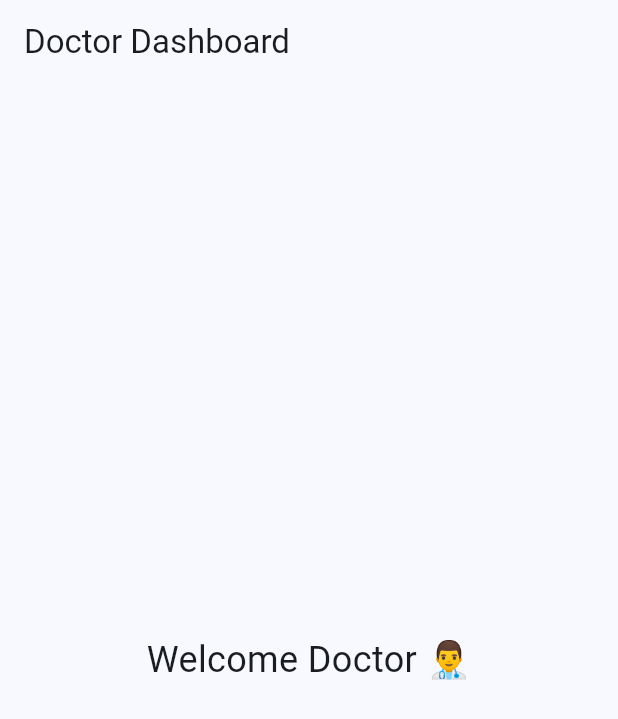
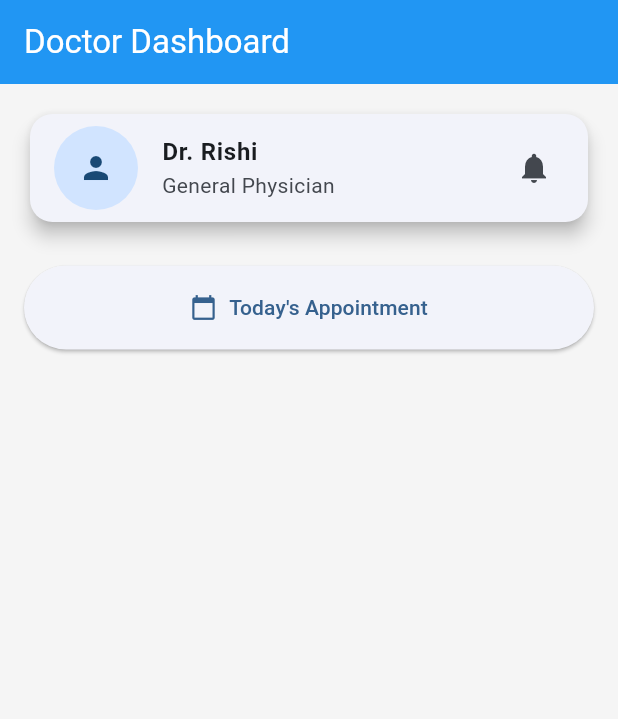
Before and after one commit to Rishab-Dani/DoctorTelehealthApp, a Flutter app: the DashboardScreen screen opened directly, on a phone screen of 412 x 824 dp. Shown: the top 719 px of the screen. Run offline on Flutter 3.47's test engine with Material 3 defaults, Android fonts, the phone set to English and light mode, and no system bars.

Commit message:
created Doctor dashboard and Patient Appointment Card with simple UI

```diff
--- a/lib/screens/dashboard/ dashboard_screen.dart
+++ /dev/null
@@ -1,20 +0,0 @@
-import 'package:flutter/material.dart';
-
-class DashboardScreen extends StatelessWidget {
-  const DashboardScreen({super.key});
-
-  @override
-  Widget build(BuildContext context) {
-    return Scaffold(
-      appBar: AppBar(
-        title: const Text("Doctor Dashboard"),
-      ),
-      body: const Center(
-        child: Text(
-          "Welcome Doctor 👨‍⚕️",
-          style: TextStyle(fontSize: 24),
-        ),
-      ),
-    );
-  }
-}
--- /dev/null
+++ b/lib/screens/dashboard/dashboard_screen.dart
@@ -0,0 +1,86 @@
+import 'package:flutter/material.dart';
+import '../appointment/appointment_screen.dart';
+
+class DashboardScreen extends StatelessWidget {
+  const DashboardScreen({super.key});
+
+  @override
+  Widget build(BuildContext context) {
+    return Scaffold(
+      backgroundColor: Colors.grey.shade100,
+
+      appBar: AppBar(
+        title: const Text("Doctor Dashboard"),
+        backgroundColor: Colors.blue,
+        foregroundColor: Colors.white,
+        elevation: 0,
+      ),
+
+      body: Padding(
+        padding: const EdgeInsets.all(16),
+
+        child: Column(
+
+          children: [
+
+            Card(
+              elevation: 5,
+
+              shape: RoundedRectangleBorder(
+                borderRadius: BorderRadius.circular(15),
+              ),
+
+              child: ListTile(
+                leading: const CircleAvatar(
+                  radius: 28,
+                  child: Icon(Icons.person),
+                ),
+
+                title: const Text(
+                  "Dr. Rishi",
+                  style: TextStyle(
+                    fontWeight: FontWeight.bold,
+                  ),
+                ),
+
+                subtitle: const Text("General Physician"),
+
+                trailing: const Icon(Icons.notifications),
+              ),
+            ),
+
+            const SizedBox(height: 25),
+
+            SizedBox(
+              width: double.infinity,
+
+              child: ElevatedButton.icon(
+
+                icon: const Icon(Icons.calendar_today),
+
+                label: const Text("Today's Appointment"),
+
+                style: ElevatedButton.styleFrom(
+                  padding: const EdgeInsets.all(18),
+                ),
+
+                onPressed: () {
+
+                  Navigator.push(
+                    context,
+                    MaterialPageRoute(
+                      builder: (_) => const AppointmentScreen(),
+                    ),
+                  );
+
+                },
+
+              ),
+            )
+
+          ],
+        ),
+      ),
+    );
+  }
+}
--- a/lib/screens/login/login_screen.dart
+++ b/lib/screens/login/login_screen.dart
@@ -1,6 +1,6 @@
 import 'package:flutter/material.dart';
 
-import '../dashboard/ dashboard_screen.dart';
+import '../dashboard/dashboard_screen.dart';
 
 class LoginScreen extends StatefulWidget {
   const LoginScreen({super.key});
```
Also changed, not shown: lib/screens/appointment/appointment_screen.dart (added, +143 -0 lines), lib/screens/appointment/ appointment_screen.dart (deleted).
